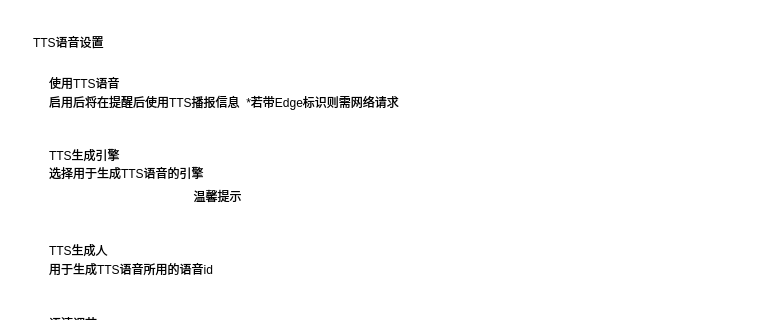
Old version of the form view/menu/tts_settings.ui in the repository baiyao105/Class-Widgets; both pictures show x 0 to 778 and y 0 to 320 of the 778 by 1047 pixel window.
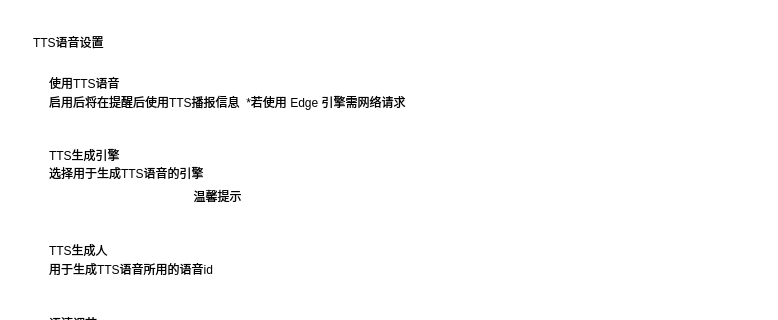
New version of the form. Custom widgets are drawn as their Qt base class.

Commit message: style: 使用 Edge 引擎

Diff of the .ui file:
```diff
--- a/view/menu/tts_settings.ui
+++ b/view/menu/tts_settings.ui
@@ -140,7 +140,7 @@
                      </sizepolicy>
                     </property>
                     <property name="text">
-                     <string>启用后将在提醒后使用TTS播报信息  *若带Edge标识则需网络请求</string>
+                     <string>启用后将在提醒后使用TTS播报信息  *若使用 Edge 引擎需网络请求</string>
                     </property>
                     <property name="lightColor" stdset="0">
                      <color alpha="150">
```
